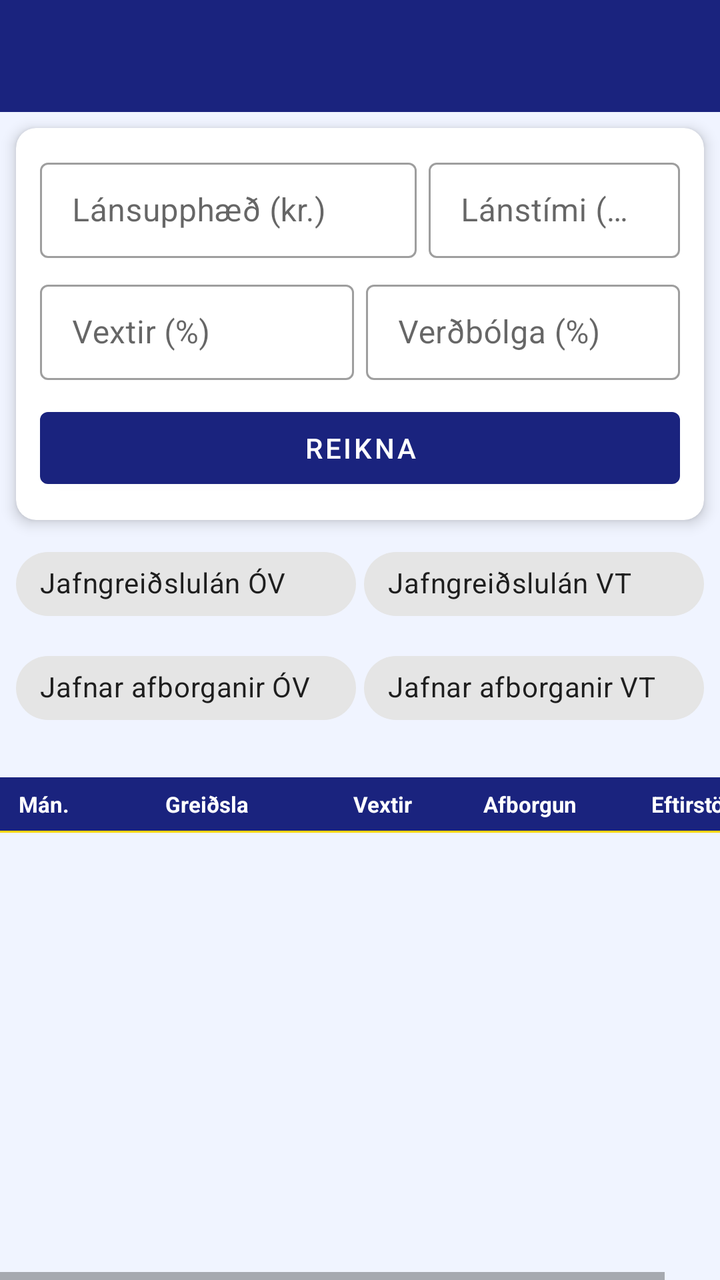
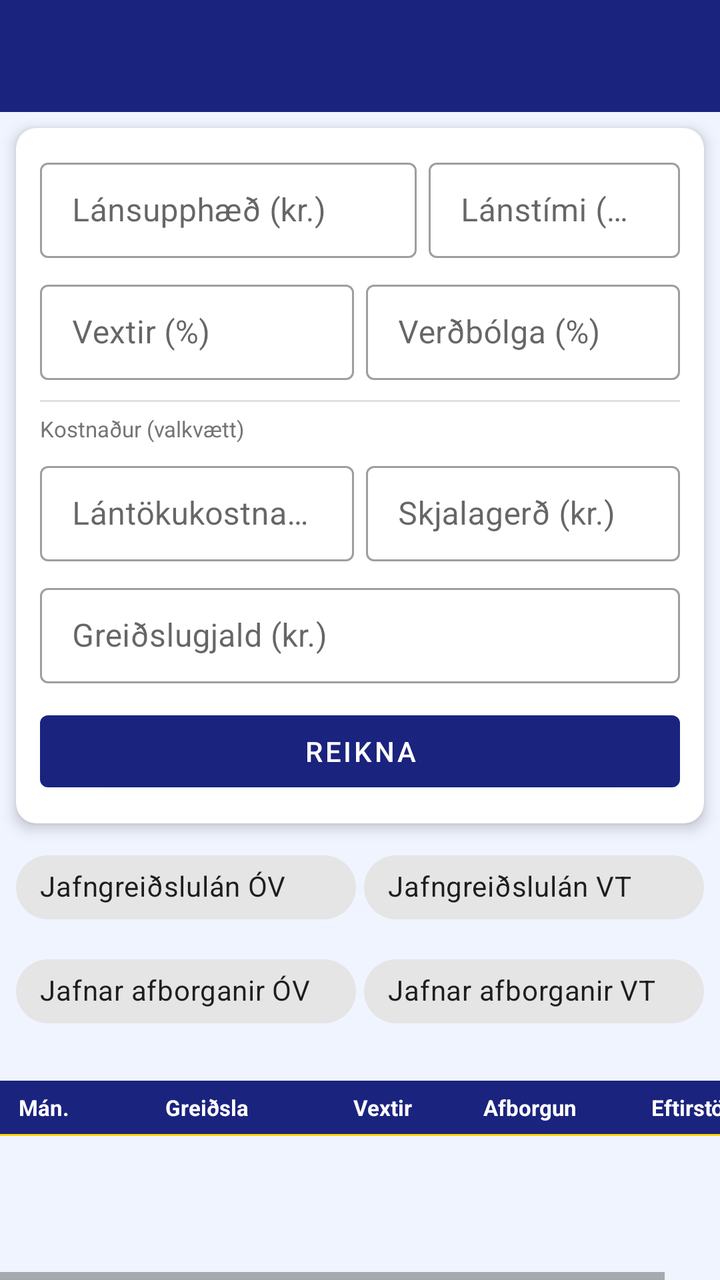

An Android layout rendered at two revisions. The XML below is the earlier revision; the diff shows what the commit changed to produce the second picture.
<!-- AndroidManifest.xml: application theme Theme.Lantafla -->
<!-- res/layout/activity_main.xml -->
<?xml version="1.0" encoding="utf-8"?>
<LinearLayout xmlns:android="http://schemas.android.com/apk/res/android"
    xmlns:app="http://schemas.android.com/apk/res-auto"
    android:layout_width="match_parent"
    android:layout_height="match_parent"
    android:orientation="vertical"
    android:background="@color/background">

    <androidx.appcompat.widget.Toolbar
        android:layout_width="match_parent"
        android:layout_height="?attr/actionBarSize"
        android:background="@color/colorPrimary"
        android:title="@string/app_name"
        android:titleTextColor="#FFFFFF" />

    
    <androidx.cardview.widget.CardView
        android:layout_width="match_parent"
        android:layout_height="wrap_content"
        android:layout_margin="8dp"
        app:cardElevation="4dp"
        app:cardCornerRadius="10dp">

        <LinearLayout
            android:layout_width="match_parent"
            android:layout_height="wrap_content"
            android:orientation="vertical"
            android:padding="12dp">

            
            <LinearLayout
                android:layout_width="match_parent"
                android:layout_height="wrap_content"
                android:orientation="horizontal"
                android:layout_marginBottom="8dp">

                <com.google.android.material.textfield.TextInputLayout
                    style="@style/Widget.MaterialComponents.TextInputLayout.OutlinedBox.Dense"
                    android:layout_width="0dp"
                    android:layout_height="wrap_content"
                    android:layout_weight="3"
                    android:hint="@string/hint_amount"
                    android:layout_marginEnd="6dp">
                    <com.google.android.material.textfield.TextInputEditText
                        android:id="@+id/etAmount"
                        android:layout_width="match_parent"
                        android:layout_height="wrap_content"
                        android:inputType="numberDecimal"
                        android:singleLine="true" />
                </com.google.android.material.textfield.TextInputLayout>

                <com.google.android.material.textfield.TextInputLayout
                    style="@style/Widget.MaterialComponents.TextInputLayout.OutlinedBox.Dense"
                    android:layout_width="0dp"
                    android:layout_height="wrap_content"
                    android:layout_weight="2"
                    android:hint="@string/hint_months">
                    <com.google.android.material.textfield.TextInputEditText
                        android:id="@+id/etMonths"
                        android:layout_width="match_parent"
                        android:layout_height="wrap_content"
                        android:inputType="number"
                        android:singleLine="true" />
                </com.google.android.material.textfield.TextInputLayout>
            </LinearLayout>

            
            <LinearLayout
                android:layout_width="match_parent"
                android:layout_height="wrap_content"
                android:orientation="horizontal"
                android:layout_marginBottom="10dp">

                <com.google.android.material.textfield.TextInputLayout
                    style="@style/Widget.MaterialComponents.TextInputLayout.OutlinedBox.Dense"
                    android:layout_width="0dp"
                    android:layout_height="wrap_content"
                    android:layout_weight="1"
                    android:hint="@string/hint_rate"
                    android:layout_marginEnd="6dp">
                    <com.google.android.material.textfield.TextInputEditText
                        android:id="@+id/etRate"
                        android:layout_width="match_parent"
                        android:layout_height="wrap_content"
                        android:inputType="numberDecimal"
                        android:singleLine="true" />
                </com.google.android.material.textfield.TextInputLayout>

                <com.google.android.material.textfield.TextInputLayout
                    style="@style/Widget.MaterialComponents.TextInputLayout.OutlinedBox.Dense"
                    android:layout_width="0dp"
                    android:layout_height="wrap_content"
                    android:layout_weight="1"
                    android:hint="@string/hint_inflation">
                    <com.google.android.material.textfield.TextInputEditText
                        android:id="@+id/etInflation"
                        android:layout_width="match_parent"
                        android:layout_height="wrap_content"
                        android:inputType="numberDecimal"
                        android:singleLine="true" />
                </com.google.android.material.textfield.TextInputLayout>
            </LinearLayout>

            
            <com.google.android.material.button.MaterialButton
                android:id="@+id/btnCalculate"
                android:layout_width="match_parent"
                android:layout_height="wrap_content"
                android:text="@string/btn_calculate" />

        </LinearLayout>
    </androidx.cardview.widget.CardView>

    
    <LinearLayout
        android:layout_width="match_parent"
        android:layout_height="wrap_content"
        android:orientation="vertical"
        android:paddingHorizontal="8dp"
        android:paddingBottom="4dp">

        <LinearLayout
            android:layout_width="match_parent"
            android:layout_height="wrap_content"
            android:orientation="horizontal"
            android:layout_marginBottom="4dp">

            <com.google.android.material.chip.Chip
                android:id="@+id/chipJgOv"
                style="@style/Widget.MaterialComponents.Chip.Choice"
                android:layout_width="0dp"
                android:layout_height="wrap_content"
                android:layout_weight="1"
                android:layout_marginEnd="4dp"
                android:text="@string/tab_jg_ov" />

            <com.google.android.material.chip.Chip
                android:id="@+id/chipJgVt"
                style="@style/Widget.MaterialComponents.Chip.Choice"
                android:layout_width="0dp"
                android:layout_height="wrap_content"
                android:layout_weight="1"
                android:text="@string/tab_jg_vt" />
        </LinearLayout>

        <LinearLayout
            android:layout_width="match_parent"
            android:layout_height="wrap_content"
            android:orientation="horizontal">

            <com.google.android.material.chip.Chip
                android:id="@+id/chipJaOv"
                style="@style/Widget.MaterialComponents.Chip.Choice"
                android:layout_width="0dp"
                android:layout_height="wrap_content"
                android:layout_weight="1"
                android:layout_marginEnd="4dp"
                android:text="@string/tab_ja_ov" />

            <com.google.android.material.chip.Chip
                android:id="@+id/chipJaVt"
                style="@style/Widget.MaterialComponents.Chip.Choice"
                android:layout_width="0dp"
                android:layout_height="wrap_content"
                android:layout_weight="1"
                android:text="@string/tab_ja_vt" />
        </LinearLayout>
    </LinearLayout>

    
    <TextView
        android:id="@+id/tvStatus"
        android:layout_width="match_parent"
        android:layout_height="wrap_content"
        android:paddingHorizontal="8dp"
        android:paddingBottom="2dp"
        android:textSize="11sp"
        android:textColor="@color/colorPrimary" />

    
    <HorizontalScrollView
        android:layout_width="match_parent"
        android:layout_height="0dp"
        android:layout_weight="1"
        android:fillViewport="true">

        <LinearLayout
            android:layout_width="wrap_content"
            android:layout_height="match_parent"
            android:orientation="vertical">

            <include
                android:id="@+id/tableHeader"
                layout="@layout/item_payment_header" />

            <androidx.recyclerview.widget.RecyclerView
                android:id="@+id/recyclerView"
                android:layout_width="wrap_content"
                android:layout_height="0dp"
                android:layout_weight="1"
                android:clipToPadding="false"
                android:paddingBottom="8dp" />

        </LinearLayout>

    </HorizontalScrollView>

</LinearLayout>
<!-- res/layout/item_payment_header.xml (included above) -->
<?xml version="1.0" encoding="utf-8"?>
<LinearLayout xmlns:android="http://schemas.android.com/apk/res/android"
    android:layout_width="wrap_content"
    android:layout_height="wrap_content"
    android:orientation="vertical"
    android:background="@color/colorPrimary">

    <LinearLayout
        android:layout_width="wrap_content"
        android:layout_height="wrap_content"
        android:orientation="horizontal"
        android:paddingVertical="6dp"
        android:paddingStart="4dp">

        <TextView
            android:layout_width="36dp"
            android:layout_height="wrap_content"
            android:text="@string/col_month"
            android:textColor="#FFFFFF"
            android:textStyle="bold"
            android:textSize="11sp"
            android:gravity="center" />

        <TextView
            android:layout_width="90dp"
            android:layout_height="wrap_content"
            android:text="@string/col_payment"
            android:textColor="#FFFFFF"
            android:textStyle="bold"
            android:textSize="11sp"
            android:gravity="end"
            android:paddingEnd="6dp" />

        <TextView
            android:layout_width="82dp"
            android:layout_height="wrap_content"
            android:text="@string/col_interest"
            android:textColor="#FFFFFF"
            android:textStyle="bold"
            android:textSize="11sp"
            android:gravity="end"
            android:paddingEnd="6dp" />

        <TextView
            android:layout_width="82dp"
            android:layout_height="wrap_content"
            android:text="@string/col_principal"
            android:textColor="#FFFFFF"
            android:textStyle="bold"
            android:textSize="11sp"
            android:gravity="end"
            android:paddingEnd="6dp" />

        <TextView
            android:id="@+id/colInflation"
            android:layout_width="82dp"
            android:layout_height="wrap_content"
            android:text="@string/col_inflation"
            android:textColor="#FFFF00"
            android:textStyle="bold"
            android:textSize="11sp"
            android:gravity="end"
            android:paddingEnd="6dp"
            android:visibility="gone" />

        <TextView
            android:layout_width="96dp"
            android:layout_height="wrap_content"
            android:text="@string/col_balance"
            android:textColor="#FFFFFF"
            android:textStyle="bold"
            android:textSize="11sp"
            android:gravity="end"
            android:paddingEnd="6dp" />

    </LinearLayout>

    <View
        android:layout_width="match_parent"
        android:layout_height="1dp"
        android:background="#FFD600" />

</LinearLayout>
<!-- resources referenced by this layout -->
<resources>
  <color name="background">#F0F4FF</color>
  <color name="colorPrimary">#1A237E</color>
  <string name="app_name">Lántafla</string>
  <string name="btn_calculate">Reikna</string>
  <string name="col_balance">Eftirstöðvar</string>
  <string name="col_inflation">Verðbætur</string>
  <string name="col_interest">Vextir</string>
  <string name="col_month">Mán.</string>
  <string name="col_payment">Greiðsla</string>
  <string name="col_principal">Afborgun</string>
  <string name="hint_amount">Lánsupphæð (kr.)</string>
  <string name="hint_inflation">Verðbólga (%)</string>
  <string name="hint_months">Lánstími (mán.)</string>
  <string name="hint_rate">Vextir (%)</string>
  <string name="tab_ja_ov">Jafnar afborganir ÓV</string>
  <string name="tab_ja_vt">Jafnar afborganir VT</string>
  <string name="tab_jg_ov">Jafngreiðslulán ÓV</string>
  <string name="tab_jg_vt">Jafngreiðslulán VT</string>
  <style name="Theme.Lantafla" parent="Theme.MaterialComponents.Light.NoActionBar">
          <item name="colorPrimary">@color/colorPrimary</item>
          <item name="colorPrimaryVariant">@color/colorPrimaryDark</item>
          <item name="colorSecondary">@color/colorAccent</item>
          <item name="android:statusBarColor">@color/colorPrimaryDark</item>
      </style>
  <color name="colorPrimaryDark">#0D1442</color>
  <color name="colorAccent">#FFD600</color>
</resources>

<!-- the commit's change to res/layout/activity_main.xml (unified diff, before → after) -->
@@ -15,6 +15,7 @@
 
     
     <androidx.cardview.widget.CardView
+        android:id="@+id/inputCard"
         android:layout_width="match_parent"
         android:layout_height="wrap_content"
         android:layout_margin="8dp"
@@ -102,6 +103,73 @@
             </LinearLayout>
 
             
+            <View
+                android:layout_width="match_parent"
+                android:layout_height="1dp"
+                android:layout_marginBottom="6dp"
+                android:background="#E0E0E0" />
+
+            <TextView
+                android:layout_width="match_parent"
+                android:layout_height="wrap_content"
+                android:layout_marginBottom="6dp"
+                android:text="@string/label_kostnadur"
+                android:textSize="11sp"
+                android:textColor="#757575" />
+
+            
+            <LinearLayout
+                android:layout_width="match_parent"
+                android:layout_height="wrap_content"
+                android:orientation="horizontal"
+                android:layout_marginBottom="8dp">
+
+                <com.google.android.material.textfield.TextInputLayout
+                    style="@style/Widget.MaterialComponents.TextInputLayout.OutlinedBox.Dense"
+                    android:layout_width="0dp"
+                    android:layout_height="wrap_content"
+                    android:layout_weight="1"
+                    android:hint="@string/hint_lantokukostnadur"
+                    android:layout_marginEnd="6dp">
+                    <com.google.android.material.textfield.TextInputEditText
+                        android:id="@+id/etLantokukostnadur"
+                        android:layout_width="match_parent"
+                        android:layout_height="wrap_content"
+                        android:inputType="numberDecimal"
+                        android:singleLine="true" />
+                </com.google.android.material.textfield.TextInputLayout>
+
+                <com.google.android.material.textfield.TextInputLayout
+                    style="@style/Widget.MaterialComponents.TextInputLayout.OutlinedBox.Dense"
+                    android:layout_width="0dp"
+                    android:layout_height="wrap_content"
+                    android:layout_weight="1"
+                    android:hint="@string/hint_skjalarerd">
+                    <com.google.android.material.textfield.TextInputEditText
+                        android:id="@+id/etSkjalarerd"
+                        android:layout_width="match_parent"
+                        android:layout_height="wrap_content"
+                        android:inputType="number"
+                        android:singleLine="true" />
+                </com.google.android.material.textfield.TextInputLayout>
+            </LinearLayout>
+
+            
+            <com.google.android.material.textfield.TextInputLayout
+                style="@style/Widget.MaterialComponents.TextInputLayout.OutlinedBox.Dense"
+                android:layout_width="match_parent"
+                android:layout_height="wrap_content"
+                android:layout_marginBottom="10dp"
+                android:hint="@string/hint_greidslugald">
+                <com.google.android.material.textfield.TextInputEditText
+                    android:id="@+id/etGreidslugald"
+                    android:layout_width="match_parent"
+                    android:layout_height="wrap_content"
+                    android:inputType="number"
+                    android:singleLine="true" />
+            </com.google.android.material.textfield.TextInputLayout>
+
+            
             <com.google.android.material.button.MaterialButton
                 android:id="@+id/btnCalculate"
                 android:layout_width="match_parent"
@@ -110,6 +178,19 @@
 
         </LinearLayout>
     </androidx.cardview.widget.CardView>
+
+    
+    <com.google.android.material.button.MaterialButton
+        android:id="@+id/btnToggleInput"
+        style="@style/Widget.MaterialComponents.Button.TextButton"
+        android:layout_width="wrap_content"
+        android:layout_height="wrap_content"
+        android:layout_gravity="center_horizontal"
+        android:paddingTop="0dp"
+        android:paddingBottom="2dp"
+        android:text="@string/btn_toggle_hide"
+        android:textSize="11sp"
+        android:visibility="gone" />
 
     
     <LinearLayout
<!-- resource entries referenced after the edit -->
@@ -4,6 +4,7 @@
   <color name="colorPrimary">#1A237E</color>
   <string name="app_name">Lántafla</string>
   <string name="btn_calculate">Reikna</string>
+  <string name="btn_toggle_hide">▲ Fela innslátt</string>
   <string name="col_balance">Eftirstöðvar</string>
   <string name="col_inflation">Verðbætur</string>
   <string name="col_interest">Vextir</string>
@@ -11,9 +12,13 @@
   <string name="col_payment">Greiðsla</string>
   <string name="col_principal">Afborgun</string>
   <string name="hint_amount">Lánsupphæð (kr.)</string>
+  <string name="hint_greidslugald">Greiðslugjald (kr.)</string>
   <string name="hint_inflation">Verðbólga (%)</string>
+  <string name="hint_lantokukostnadur">Lántökukostnaður (%)</string>
   <string name="hint_months">Lánstími (mán.)</string>
   <string name="hint_rate">Vextir (%)</string>
+  <string name="hint_skjalarerd">Skjalagerð (kr.)</string>
+  <string name="label_kostnadur">Kostnaður (valkvætt)</string>
   <string name="tab_ja_ov">Jafnar afborganir ÓV</string>
   <string name="tab_ja_vt">Jafnar afborganir VT</string>
   <string name="tab_jg_ov">Jafngreiðslulán ÓV</string>
